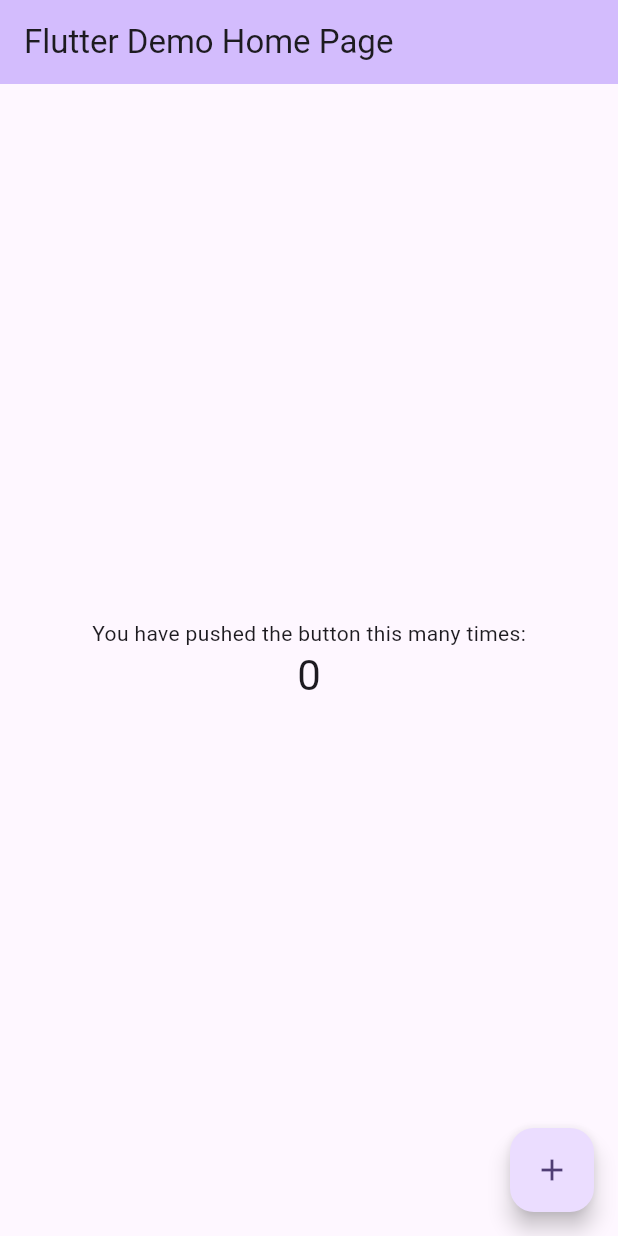
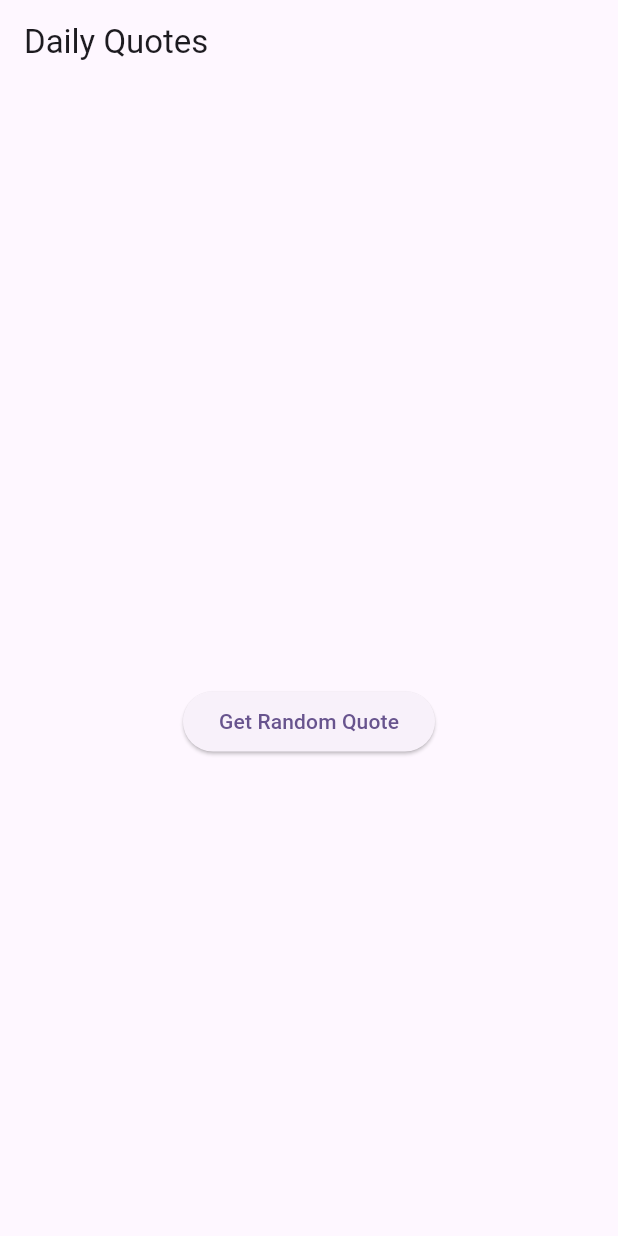
Before and after one commit to Fikrikhairul12/dailyQuotes, a Flutter app: the screen it shows after launch, on a phone screen of 412 x 824 dp. Run offline on Flutter 3.47's test engine with Material 3 defaults, Android fonts, the phone set to English and light mode, and no system bars; our stand-ins replace dio, get.

Commit message:
berhasil menampilakn quotes

```diff
--- /dev/null
+++ b/lib/controller/quotes_contoller.dart
@@ -0,0 +1,28 @@
+import 'package:daily_quotes/service/quoteservice.dart';
+import 'package:get/get.dart';
+
+class QuotesController extends GetxController {
+  var quoteText = ''.obs;
+  var quoteAuthor = ''.obs;
+  var isLoading = false.obs;
+
+  final QuotesService _quotesService = QuotesService();
+
+  // Method to fetch a random quote
+  Future<void> fetchRandomQuote() async {
+    try {
+      isLoading(true); // Set loading state
+      final quote = await _quotesService.getRandomQuote();
+
+      if (quote != null) {
+        quoteText.value = quote.content;
+        quoteAuthor.value = quote.author;
+      } else {
+        quoteText.value = 'Failed to load quote';
+        quoteAuthor.value = '';
+      }
+    } finally {
+      isLoading(false); // Reset loading state
+    }
+  }
+}
--- a/lib/main.dart
+++ b/lib/main.dart
@@ -1,3 +1,6 @@
+import 'dart:io';
+import 'package:daily_quotes/pages/home.dart';
+import 'package:daily_quotes/service/quoteservice.dart';
 import 'package:flutter/material.dart';
 
 void main() {
@@ -31,95 +34,7 @@ class MyApp extends StatelessWidget {
         colorScheme: ColorScheme.fromSeed(seedColor: Colors.deepPurple),
         useMaterial3: true,
       ),
-      home: const MyHomePage(title: 'Flutter Demo Home Page'),
+      home: HomePage(),
     );
   }
 }
-
-class MyHomePage extends StatefulWidget {
-  const MyHomePage({super.key, required this.title});
-
-  // This widget is the home page of your application. It is stateful, meaning
-  // that it has a State object (defined below) that contains fields that affect
-  // how it looks.
-
-  // This class is the configuration for the state. It holds the values (in this
-  // case the title) provided by the parent (in this case the App widget) and
-  // used by the build method of the State. Fields in a Widget subclass are
-  // always marked "final".
-
-  final String title;
-
-  @override
-  State<MyHomePage> createState() => _MyHomePageState();
-}
-
-class _MyHomePageState extends State<MyHomePage> {
-  int _counter = 0;
-
-  void _incrementCounter() {
-    setState(() {
-      // This call to setState tells the Flutter framework that something has
-      // changed in this State, which causes it to rerun the build method below
-      // so that the display can reflect the updated values. If we changed
-      // _counter without calling setState(), then the build method would not be
-      // called again, and so nothing would appear to happen.
-      _counter++;
-    });
-  }
-
-  @override
-  Widget build(BuildContext context) {
-    // This method is rerun every time setState is called, for instance as done
-    // by the _incrementCounter method above.
-    //
-    // The Flutter framework has been optimized to make rerunning build methods
-    // fast, so that you can just rebuild anything that needs updating rather
-    // than having to individually change instances of widgets.
-    return Scaffold(
-      appBar: AppBar(
-        // TRY THIS: Try changing the color here to a specific color (to
-        // Colors.amber, perhaps?) and trigger a hot reload to see the AppBar
-        // change color while the other colors stay the same.
-        backgroundColor: Theme.of(context).colorScheme.inversePrimary,
-        // Here we take the value from the MyHomePage object that was created by
-        // the App.build method, and use it to set our appbar title.
-        title: Text(widget.title),
-      ),
-      body: Center(
-        // Center is a layout widget. It takes a single child and positions it
-        // in the middle of the parent.
-        child: Column(
-          // Column is also a layout widget. It takes a list of children and
-          // arranges them vertically. By default, it sizes itself to fit its
-          // children horizontally, and tries to be as tall as its parent.
-          //
-          // Column has various properties to control how it sizes itself and
-          // how it positions its children. Here we use mainAxisAlignment to
-          // center the children vertically; the main axis here is the vertical
-          // axis because Columns are vertical (the cross axis would be
-          // horizontal).
-          //
-          // TRY THIS: Invoke "debug painting" (choose the "Toggle Debug Paint"
-          // action in the IDE, or press "p" in the console), to see the
-          // wireframe for each widget.
-          mainAxisAlignment: MainAxisAlignment.center,
-          children: <Widget>[
-            const Text(
-              'You have pushed the button this many times:',
-            ),
-            Text(
-              '$_counter',
-              style: Theme.of(context).textTheme.headlineMedium,
-            ),
-          ],
-        ),
-      ),
-      floatingActionButton: FloatingActionButton(
-        onPressed: _incrementCounter,
-        tooltip: 'Increment',
-        child: const Icon(Icons.add),
-      ), // This trailing comma makes auto-formatting nicer for build methods.
-    );
-  }
-}
--- /dev/null
+++ b/lib/models/quote.dart
@@ -0,0 +1,14 @@
+class Quote {
+  final String content;
+  final String author;
+
+  Quote({required this.content, required this.author});
+
+  // Parsing JSON menjadi object Quote
+  factory Quote.fromJson(Map<String, dynamic> json) {
+    return Quote(
+      content: json['q'], // ZenQuotes API menggunakan 'q' untuk content
+      author: json['a'],  // ZenQuotes API menggunakan 'a' untuk author
+    );
+  }
+}
--- /dev/null
+++ b/lib/pages/home.dart
@@ -0,0 +1,50 @@
+import 'package:daily_quotes/controller/quotes_contoller.dart';
+import 'package:flutter/material.dart';
+import 'package:get/get.dart';
+
+class HomePage extends StatelessWidget {
+  // const HomePage({super.key});
+  final QuotesController _quotesController = Get.put(QuotesController()); // Inisialisasi controller
+
+  @override
+  @override
+  Widget build(BuildContext context) {
+    return Scaffold(
+      appBar: AppBar(
+        title: const Text('Daily Quotes'),
+      ),
+      body: Center(
+        child: Padding(
+          padding: const EdgeInsets.all(16.0),
+          child: Column(
+            mainAxisAlignment: MainAxisAlignment.center,
+            children: [
+              // Tampilkan teks quote menggunakan GetX reactive state
+              Obx(() => Text(
+                    _quotesController.quoteText.value,
+                    style: const TextStyle(fontSize: 20.0, fontStyle: FontStyle.italic),
+                    textAlign: TextAlign.center,
+                  )),
+              const SizedBox(height: 10),
+              Obx(() => Text(
+                    _quotesController.quoteAuthor.value,
+                    style: const TextStyle(fontSize: 16.0, fontWeight: FontWeight.bold),
+                    textAlign: TextAlign.center,
+                  )),
+              const SizedBox(height: 20),
+              // Tampilkan tombol dan kontrol loading state dengan GetX
+              SizedBox(
+                child: Obx(() => _quotesController.isLoading.value
+                    ? const CircularProgressIndicator()
+                    : ElevatedButton(
+                        onPressed: _quotesController.fetchRandomQuote,
+                        child: const Text('Get Random Quote'),
+                      )),
+              ),
+            ],
+          ),
+        ),
+      ),
+    );
+  }
+}
--- /dev/null
+++ b/lib/service/quoteservice.dart
@@ -0,0 +1,31 @@
+import 'package:dio/dio.dart';
+import 'package:daily_quotes/models/quote.dart'; // Pastikan model Quote diimpor
+
+class QuotesService {
+  final Dio _dio = Dio(BaseOptions(
+    baseUrl: 'https://zenquotes.io/api/',
+  ));
+
+  // Method untuk mendapatkan quote random dari ZenQuotes API
+  Future<Quote?> getRandomQuote() async {
+    try {
+      // Melakukan request ke endpoint /random
+      final response = await _dio.get('/random');
+
+      // Cetak respons untuk debugging
+      print('Response data: ${response.data}');
+
+      // Pastikan respons adalah list dan ambil elemen pertama
+      if (response.statusCode == 200 && response.data is List && response.data.isNotEmpty) {
+        // Ambil elemen pertama dari list dan parsing ke model Quote
+        return Quote.fromJson(response.data[0]);
+      } else {
+        print('Unexpected response format: ${response.data}');
+        return null;
+      }
+    } catch (e) {
+      print('Error fetching quote: $e');
+      return null;
+    }
+  }
+}
--- a/pubspec.yaml
+++ b/pubspec.yaml
@@ -35,6 +35,10 @@ dependencies:
   # The following adds the Cupertino Icons font to your application.
   # Use with the CupertinoIcons class for iOS style icons.
   cupertino_icons: ^1.0.6
+  google_fonts: ^6.2.1
+  dio: ^5.7.0
+  get: ^4.6.6
+  http: ^1.2.2
 
 dev_dependencies:
   flutter_test:
```
Also changed, not shown: pubspec.lock, 1 other file.
